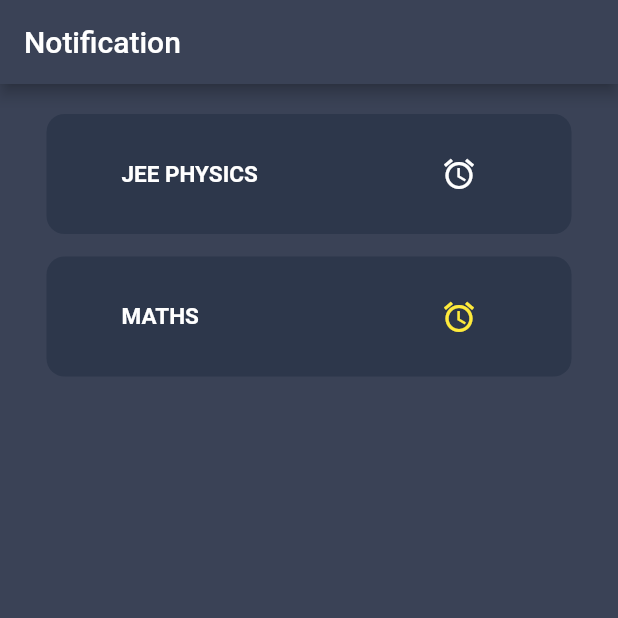
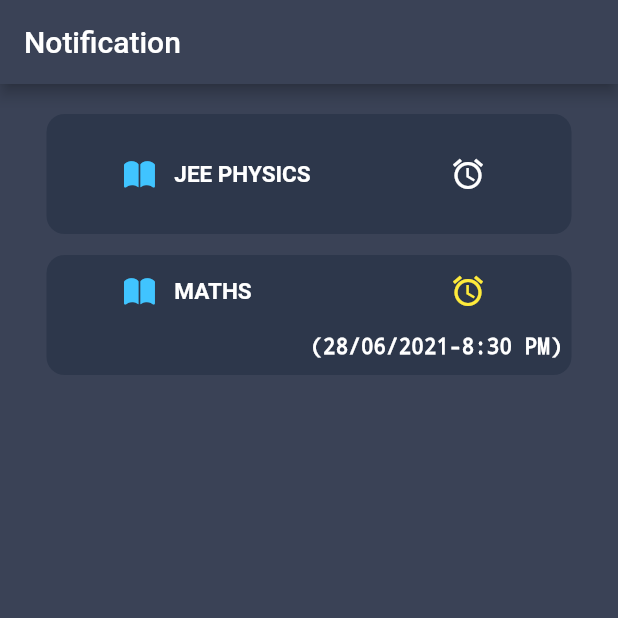
Before and after one commit to jabinjaleel/MICROLECTURE, a Flutter app: the SubjectNotificationStateful screen opened directly, on a phone screen of 412 x 824 dp, the top half of it. Run offline on Flutter 3.47's test engine with Material 2 defaults, Android fonts, the phone set to English and light mode, and no system bars; our stand-ins replace animated_text_kit, carousel_slider, intro_slider, percent_indicator, video_player; missing offline and left inert: search_widget; network calls fail.

Commit message:
final commit/for internal

```diff
--- a/lib/main.dart
+++ b/lib/main.dart
@@ -272,7 +272,7 @@ class LoginPageState extends State<LoginPageStateful> {
             ),
             Row(mainAxisAlignment: MainAxisAlignment.center, children: [
               Text(
-                "Don't have an Account?",
+                " Don't have an Account?",
                 style: TextStyle(color: Colors.white),
               ),
               TextButton(
@@ -280,11 +280,13 @@ class LoginPageState extends State<LoginPageStateful> {
                     Navigator.of(context).push(MaterialPageRoute(builder: (context)=>UserRegistration()));
                   },
                   child: Text(
-                    "Sign Up",
+                    "Sign-Up",
                     style: TextStyle(
                         color: Colors.white, fontWeight: FontWeight.bold),
                   ))
-            ])
+            ]),
+            SizedBox(height: 25,),
+            Text("Take a Tour",style: TextStyle(color: Colors.white),)
           ],
         ),
       ),
--- a/lib/pages/Exam.dart
+++ b/lib/pages/Exam.dart
@@ -79,6 +79,7 @@ class ExamState extends State<ExamStateful> {
           ]),
     ),),
     SizedBox(
+
     width: 10,
     ),
     Container(
--- a/lib/pages/ExamDetails.dart
+++ b/lib/pages/ExamDetails.dart
@@ -303,6 +303,7 @@ class ExamDetailState extends State<ExamDetailStateful> {
                       height: 130,
                       width: 350,
                       decoration: BoxDecoration(
+
                           color: Colors.white,
                           boxShadow: [
                             BoxShadow(
--- a/lib/pages/bottomNavigatipPage.dart
+++ b/lib/pages/bottomNavigatipPage.dart
@@ -59,6 +59,7 @@ class _MyHomePageState extends State<MyHomePage> {
           BottomNavigationBarItem(
               icon: Icon(Icons.home_work_outlined,
 
+
               ),
               title: Text(
                 "Home",
--- a/lib/pages/homePage.dart
+++ b/lib/pages/homePage.dart
@@ -19,6 +19,7 @@ class HomePage extends StatelessWidget {
         primarySwatch: Colors.blue,
       ),
       home: HomePageStateful(title: ''),
+
     );
   }
 }
--- a/lib/pages/mcqTest.dart
+++ b/lib/pages/mcqTest.dart
@@ -74,6 +74,7 @@ class McqTestState extends State<McqTestStateful> {
             ),
             title: "Question 1",
             backgroundColor: Colors.lightBlueAccent,
+
             widgetDescription: Column(
               children: [
                 ListTile(
--- a/lib/pages/moduleExam.dart
+++ b/lib/pages/moduleExam.dart
@@ -90,6 +90,7 @@ class ModuleExamState extends State<ModuleExamStateful> {
             ],
           )),
               Slide(
+
                   backgroundColor: Colors.lightBlueAccent,
                   title: "Question 2",
                   centerWidget: Text(
--- a/lib/pages/notification.dart
+++ b/lib/pages/notification.dart
@@ -64,9 +64,10 @@ class SubjectNotificationState extends State<SubjectNotificationStateful> {
                 padding: EdgeInsets.only(left: 50),
                 child: Row(
                   children: [
+                    Icon(CupertinoIcons.book_solid,color: Colors.lightBlueAccent,),
                     Expanded(
                       child: Text(
-                        "JEE PHYSICS",
+                        "   JEE PHYSICS",
                         style: TextStyle(
                             color: Colors.white,
                             fontWeight: FontWeight.bold,
@@ -75,7 +76,9 @@ class SubjectNotificationState extends State<SubjectNotificationStateful> {
                     ),
                     Expanded(
                         child: IconButton(
-                            onPressed: () {_selectDate(context);},
+                            onPressed: () {
+                              _selectDate(context);
+                            },
                             icon: Icon(
                               Icons.alarm,
                               color: Colors.white,
@@ -90,16 +93,20 @@ class SubjectNotificationState extends State<SubjectNotificationStateful> {
                       Radius.circular(12),
                     )),
               ),
+
               SizedBox(
-                height: 15,
+                height: 14,
               ),
+
               Container(
                 padding: EdgeInsets.only(left: 50),
-                child: Row(
-                  children: [
+                child:
+                Column(
+                  children: [Row(children: [
+                    Icon(CupertinoIcons.book_solid,color: Colors.lightBlueAccent,),
                 Expanded(
                 child: Text(
-                        "MATHS",
+                  "   MATHS",
                   style: TextStyle(
                       color: Colors.white,
                       fontWeight: FontWeight.bold,
@@ -108,11 +115,19 @@ class SubjectNotificationState extends State<SubjectNotificationStateful> {
               ),
               Expanded(
                   child: IconButton(
-                            onPressed: () { _selectDate(context);},
+                      onPressed: () {
+                        _selectDate(context);
+                      },
                       icon: Icon(
                         Icons.alarm,
                         color: Colors.yellow,
                       )))
+            ]),
+        Container(margin: EdgeInsets.only(left: 120,top: 5),
+            child: Text("(28/06/2021-8:30 PM)", style: TextStyle(
+            color: Colors.white,
+            fontWeight: FontWeight.bold,
+            fontFamily: "monoSpace"),))
           ],
         ),
         height: 80,
@@ -124,7 +139,7 @@ class SubjectNotificationState extends State<SubjectNotificationStateful> {
             )),
       )
       ],
-          ),
-        ));
+    ),)
+    );
   }
 }
--- a/lib/pages/profile.dart
+++ b/lib/pages/profile.dart
@@ -88,7 +88,7 @@ class ProfileDisplayState extends State<ProfileDisplayStateful> {
                   padding: EdgeInsets.only(top: 10),
                   child: Stack(children: [
                     Image.network(
-                        "https://i.pinimg.com/736x/0a/53/c3/0a53c3bbe2f56a1ddac34ea04a26be98.jpg"),
+                        " https://i.pinimg.com/736x/0a/53/c3/0a53c3bbe2f56a1ddac34ea04a26be98.jpg"),
                     Positioned(
                         top: 90,
                         left: 85,
--- a/lib/pages/sample.dart
+++ b/lib/pages/sample.dart
@@ -53,6 +53,7 @@ class _MyHomePageState extends State<MyHomePage> {
   @override
   @override
   Widget build(BuildContext context) {
+
     // This method is rerun every time setState is called, for instance as done
     // by the _incrementCounter method above.
     //
--- a/lib/pages/settings.dart
+++ b/lib/pages/settings.dart
@@ -149,6 +149,7 @@ class DisplaySettingsState extends State<DisplaySettingsStateful> {
                   leading: Icon(
                     Icons.store,
                     color: Colors.lightBlueAccent,
+
                   ),
                   title: Text(
                     "Srorage",
--- a/lib/pages/subjectDetails.dart
+++ b/lib/pages/subjectDetails.dart
@@ -312,6 +312,7 @@ class SubjectDetailsState extends State<SubjectDetailsStateful> {
             decoration: BoxDecoration(
                 gradient: LinearGradient(
                     begin: Alignment.bottomCenter,
+
                     end: Alignment.topCenter,
                     colors: [
                       Colors.lightBlueAccent,
--- a/lib/pages/subjectModules.dart
+++ b/lib/pages/subjectModules.dart
@@ -40,8 +40,10 @@ class SubModuleState extends State<SubModuleStateful> {
   Widget build(BuildContext context) {
     return Scaffold(
         backgroundColor: Color.fromRGBO(58, 66, 86, 1.0),
-        appBar: AppBar(
-          backgroundColor: Color.fromRGBO(58, 66, 86, 1.0),
+        appBar:
+        AppBar(
+          backgroundColor:
+          Color.fromRGBO(58, 66, 86, 1.0),
           title: Text("JEE Physics"),
         ),
         body: Container(
--- a/lib/pages/subscribedCourses.dart
+++ b/lib/pages/subscribedCourses.dart
@@ -261,6 +261,7 @@ class DiplaySubscribeState extends State<DiplaySubscribeStateful> {
                                 color: Color.fromRGBO(58, 66, 86, 1.0)),
                             child: Row(
                               children: [
+
                                 Expanded(
                                   child: Image.network(
                                     "https://image.flaticon.com/icons/png/512/201/201555.png",
--- a/lib/pages/userregistration.dart
+++ b/lib/pages/userregistration.dart
@@ -219,6 +219,8 @@ class UserRegistrationState extends State<UserRegistrationStateful> {
                     ],
                   ),
                 )),
+
+
             SizedBox(
               height: 30,
             ),
--- a/lib/pages/videoClass.dart
+++ b/lib/pages/videoClass.dart
@@ -405,6 +405,7 @@ class VideoClassState extends State<VideoClassStateful> {
                               width: 250,
                               height: 40,
                               decoration: BoxDecoration(
+
                                   color: Colors.white,
                                   borderRadius: BorderRadius.all(
                                     Radius.circular(15),
```
Lines whose indentation alone changed are shown as unchanged.
